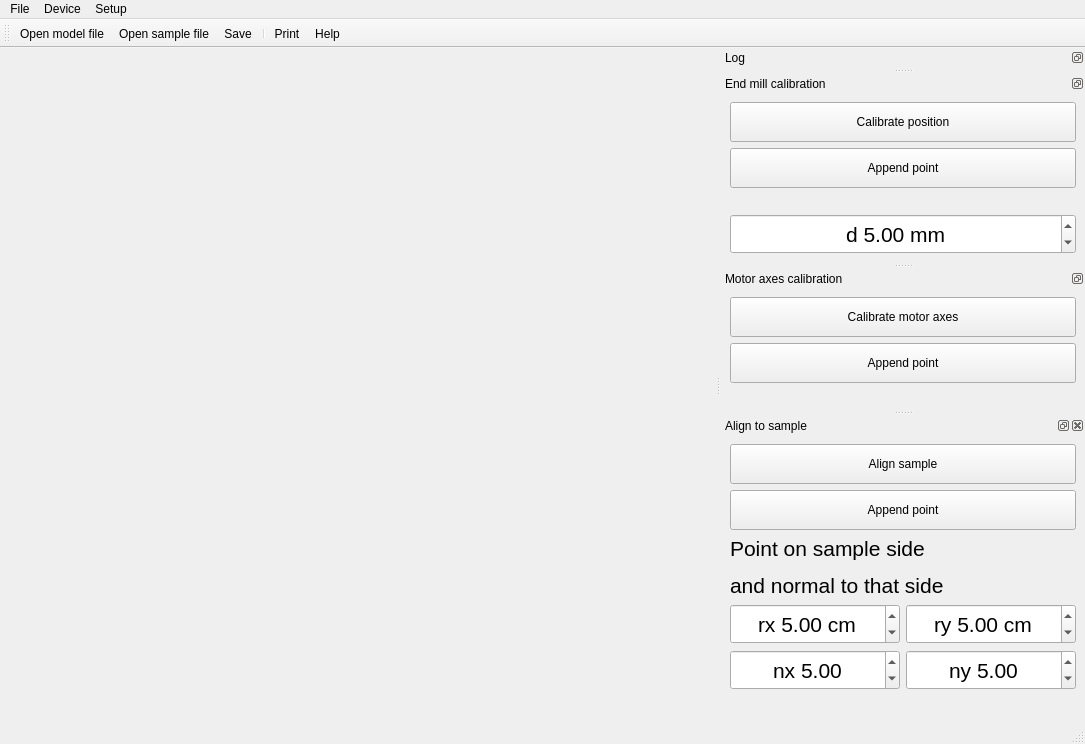
Old version of the form software.miling/drill_gui/src/simple_view.ui in the repository z80/mapper.
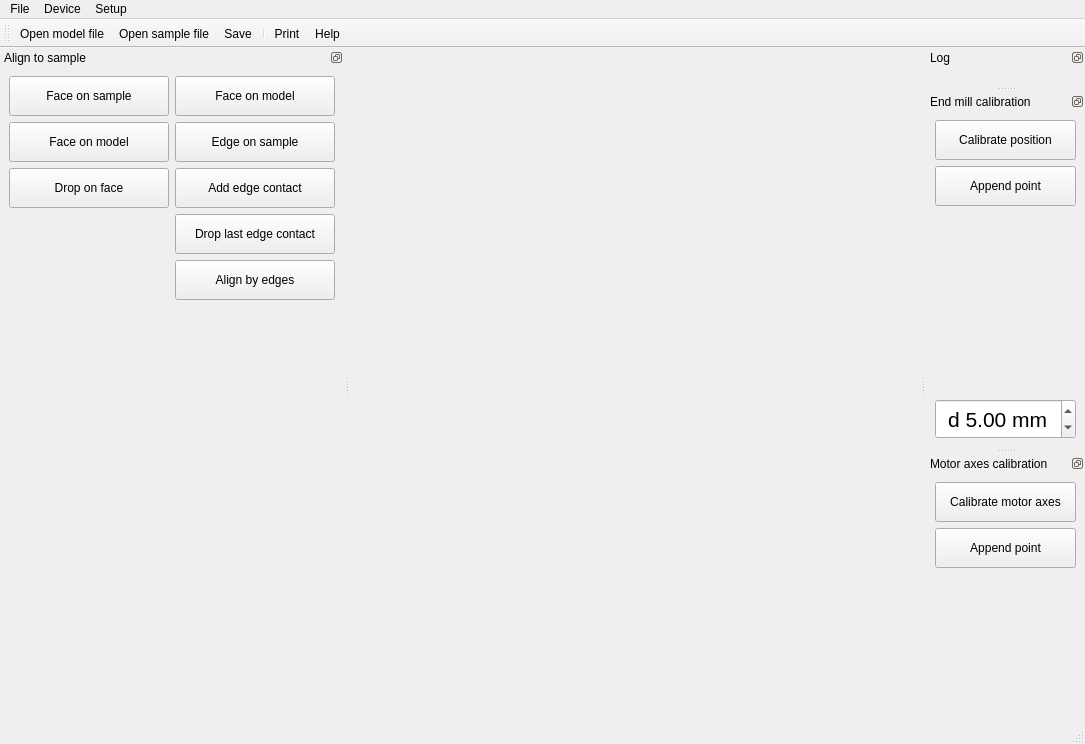
New version of the form. Icons and pictures are not drawn. Custom widgets are drawn as their Qt base class.

```diff
--- a/software.miling/drill_gui/src/simple_view.ui
+++ b/software.miling/drill_gui/src/simple_view.ui
@@ -278,190 +278,154 @@
    </widget>
   </widget>
   <widget class="QDockWidget" name="dockWidget_2">
+   <property name="features">
+    <set>QDockWidget::DockWidgetFloatable|QDockWidget::DockWidgetMovable</set>
+   </property>
+   <property name="allowedAreas">
+    <set>Qt::RightDockWidgetArea</set>
+   </property>
    <property name="windowTitle">
     <string>Align to sample</string>
    </property>
    <attribute name="dockWidgetArea">
-    <number>2</number>
+    <number>1</number>
    </attribute>
    <widget class="QWidget" name="dockWidgetContents_4">
     <layout class="QVBoxLayout" name="verticalLayout_3">
-     <item>
-      <widget class="QPushButton" name="sampleAlign">
-       <property name="minimumSize">
-        <size>
-         <width>0</width>
-         <height>40</height>
-        </size>
-       </property>
-       <property name="text">
-        <string>Align sample</string>
-       </property>
-       <property name="checkable">
-        <bool>true</bool>
-       </property>
-      </widget>
-     </item>
-     <item>
-      <widget class="QPushButton" name="sampleAppend">
-       <property name="minimumSize">
-        <size>
-         <width>0</width>
-         <height>40</height>
-        </size>
-       </property>
-       <property name="text">
-        <string>Append point</string>
-       </property>
-       <property name="checkable">
-        <bool>true</bool>
-       </property>
-      </widget>
-     </item>
-     <item>
-      <widget class="QLabel" name="label">
-       <property name="font">
-        <font>
-         <pointsize>16</pointsize>
-        </font>
-       </property>
-       <property name="text">
-        <string>&lt;html&gt;&lt;head/&gt;&lt;body&gt;&lt;p&gt;Point on sample side&lt;/p&gt;&lt;p&gt; and normal to that side&lt;/p&gt;&lt;/body&gt;&lt;/html&gt;</string>
-       </property>
-      </widget>
-     </item>
      <item>
       <layout class="QGridLayout" name="gridLayout">
-       <item row="0" column="1">
-        <widget class="QDoubleSpinBox" name="ry">
+       <item row="4" column="1">
+        <widget class="QPushButton" name="alignByEdges">
          <property name="minimumSize">
           <size>
-           <width>0</width>
+           <width>160</width>
            <height>40</height>
           </size>
          </property>
-         <property name="font">
-          <font>
-           <pointsize>16</pointsize>
-          </font>
-         </property>
-         <property name="alignment">
-          <set>Qt::AlignCenter</set>
-         </property>
-         <property name="prefix">
-          <string>ry </string>
-         </property>
-         <property name="suffix">
-          <string> cm</string>
-         </property>
-         <property name="minimum">
-          <double>-1000.000000000000000</double>
-         </property>
-         <property name="maximum">
-          <double>1000.000000000000000</double>
-         </property>
-         <property name="value">
-          <double>5.000000000000000</double>
+         <property name="text">
+          <string>Align by edges</string>
          </property>
         </widget>
        </item>
-       <item row="0" column="0">
-        <widget class="QDoubleSpinBox" name="rx">
+       <item row="3" column="1">
+        <widget class="QPushButton" name="dropLastEdge">
          <property name="minimumSize">
           <size>
-           <width>0</width>
+           <width>160</width>
            <height>40</height>
           </size>
          </property>
-         <property name="font">
-          <font>
-           <pointsize>16</pointsize>
-          </font>
-         </property>
-         <property name="alignment">
-          <set>Qt::AlignCenter</set>
-         </property>
-         <property name="prefix">
-          <string>rx </string>
-         </property>
-         <property name="suffix">
-          <string> cm</string>
-         </property>
-         <property name="minimum">
-          <double>-1000.000000000000000</double>
-         </property>
-         <property name="maximum">
-          <double>1000.000000000000000</double>
-         </property>
-         <property name="value">
-          <double>5.000000000000000</double>
+         <property name="text">
+          <string>Drop last edge contact</string>
          </property>
         </widget>
        </item>
        <item row="1" column="0">
-        <widget class="QDoubleSpinBox" name="nx">
+        <widget class="QPushButton" name="faceOnModel_2">
          <property name="minimumSize">
           <size>
-           <width>0</width>
+           <width>160</width>
            <height>40</height>
           </size>
          </property>
-         <property name="font">
-          <font>
-           <pointsize>16</pointsize>
-          </font>
+         <property name="text">
+          <string>Face on model</string>
          </property>
-         <property name="alignment">
-          <set>Qt::AlignCenter</set>
+         <property name="checkable">
+          <bool>true</bool>
          </property>
-         <property name="prefix">
-          <string>nx </string>
+         <attribute name="buttonGroup">
+          <string notr="true">buttonGroup</string>
+         </attribute>
+        </widget>
+       </item>
+       <item row="0" column="0">
+        <widget class="QPushButton" name="faceOnSample">
+         <property name="minimumSize">
+          <size>
+           <width>160</width>
+           <height>40</height>
+          </size>
          </property>
-         <property name="suffix">
-          <string/>
+         <property name="text">
+          <string>Face on sample</string>
          </property>
-         <property name="minimum">
-          <double>-100.000000000000000</double>
+         <property name="checkable">
+          <bool>true</bool>
          </property>
-         <property name="maximum">
-          <double>100.000000000000000</double>
+         <attribute name="buttonGroup">
+          <string notr="true">buttonGroup</string>
+         </attribute>
+        </widget>
+       </item>
+       <item row="2" column="0">
+        <widget class="QPushButton" name="dropOnFace">
+         <property name="minimumSize">
+          <size>
+           <width>160</width>
+           <height>40</height>
+          </size>
          </property>
-         <property name="value">
-          <double>5.000000000000000</double>
+         <property name="text">
+          <string>Drop on face</string>
          </property>
         </widget>
        </item>
+       <item row="0" column="1">
+        <widget class="QPushButton" name="faceOnModel">
+         <property name="minimumSize">
+          <size>
+           <width>160</width>
+           <height>40</height>
+          </size>
+         </property>
+         <property name="text">
+          <string>Face on model</string>
+         </property>
+         <property name="checkable">
+          <bool>true</bool>
+         </property>
+         <attribute name="buttonGroup">
+          <string notr="true">buttonGroup</string>
+         </attribute>
+        </widget>
+       </item>
+       <item row="2" column="1">
+        <widget class="QPushButton" name="addEdgeContact">
+         <property name="minimumSize">
+          <size>
+           <width>160</width>
+           <height>40</height>
+          </size>
+         </property>
+         <property name="text">
+          <string>Add edge contact</string>
+         </property>
+         <property name="checkable">
+          <bool>true</bool>
+         </property>
+         <attribute name="buttonGroup">
+          <string notr="true">buttonGroup</string>
+         </attribute>
+        </widget>
+       </item>
        <item row="1" column="1">
-        <widget class="QDoubleSpinBox" name="ny">
+        <widget class="QPushButton" name="edgeOnSample">
          <property name="minimumSize">
           <size>
-           <width>0</width>
+           <width>160</width>
            <height>40</height>
           </size>
          </property>
-         <property name="font">
-          <font>
-           <pointsize>16</pointsize>
-          </font>
+         <property name="text">
+          <string>Edge on sample</string>
          </property>
-         <property name="alignment">
-          <set>Qt::AlignCenter</set>
+         <property name="checkable">
+          <bool>true</bool>
          </property>
-         <property name="prefix">
-          <string>ny </string>
-         </property>
-         <property name="suffix">
-          <string/>
-         </property>
-         <property name="minimum">
-          <double>-100.000000000000000</double>
-         </property>
-         <property name="maximum">
-          <double>100.000000000000000</double>
-         </property>
-         <property name="value">
-          <double>5.000000000000000</double>
-         </property>
+         <attribute name="buttonGroup">
+          <string notr="true">buttonGroup</string>
+         </attribute>
         </widget>
        </item>
       </layout>
@@ -474,7 +438,7 @@
        <property name="sizeHint" stdset="0">
         <size>
          <width>20</width>
-         <height>4</height>
+         <height>40</height>
         </size>
        </property>
       </spacer>
```
Left out of the diff: 3 changed lines with no effect on the pictures.
